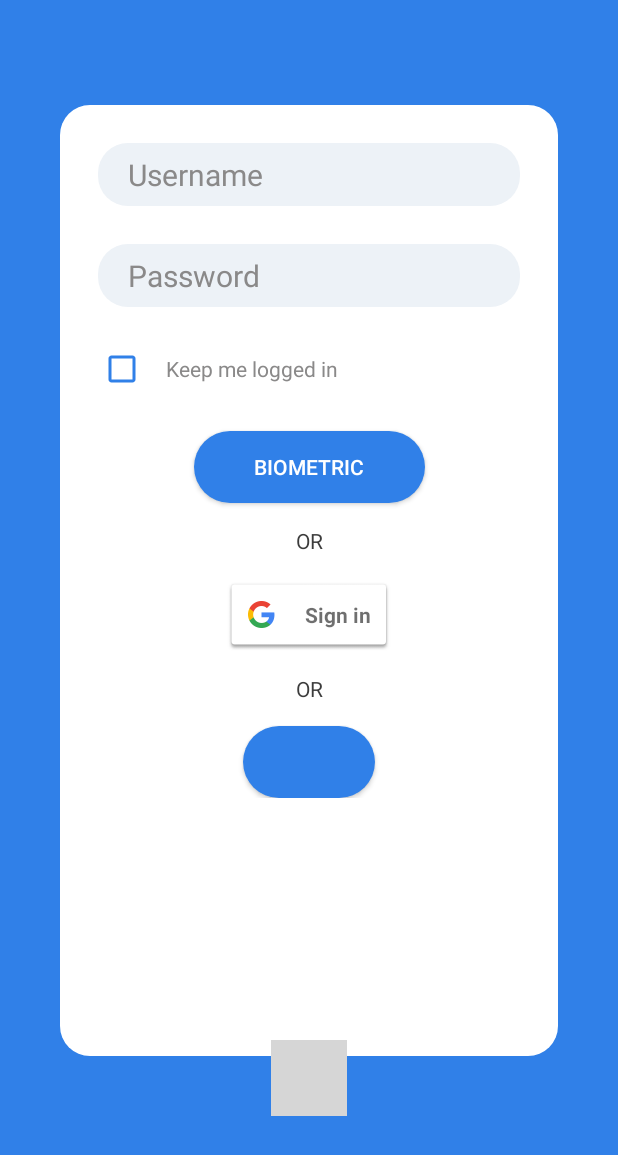
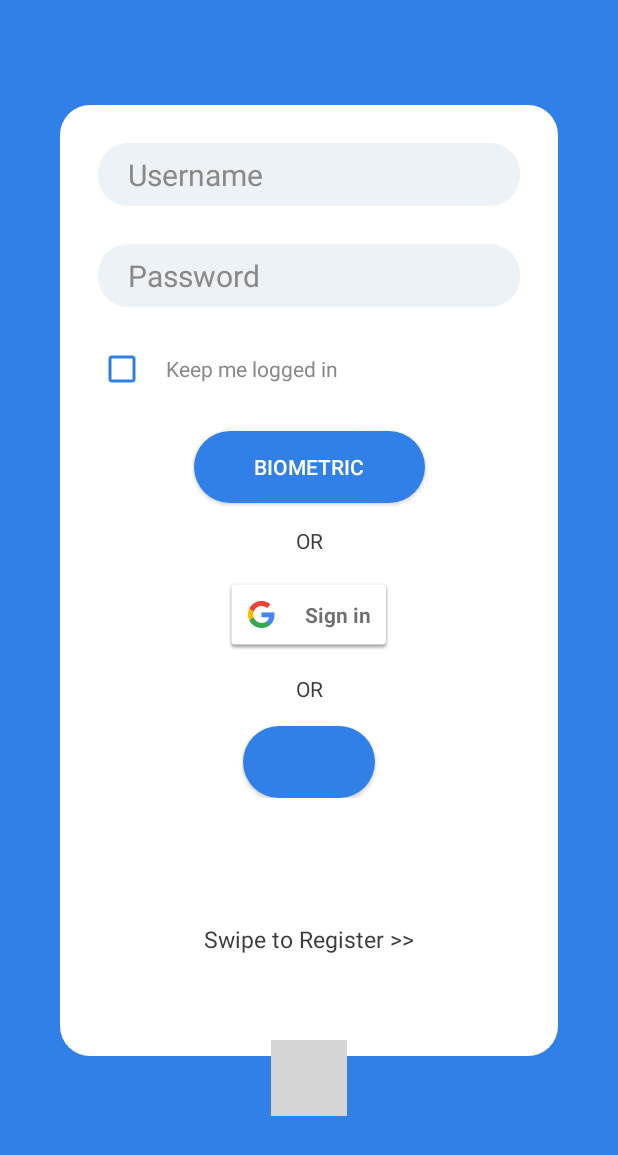
Before and after one commit to premraval-pr/EOR, an Android app: the screen it shows after launch (FirstActivity), on a phone screen of 412 x 824 dp. Shown: the top 1155 px of the screen. Run offline under Robolectric (Android 15) with nearby library versions, the phone set to English and light mode, and no system bars; libraries missing offline, so code that uses them is left out: com.facebook, com.facebook.login, com.viewpagerindicator; plain views replace CirclePageIndicator, LoginButton; pictures from the network do not load; 12 statements that could not run were skipped; grey boxes are pictures that could not be loaded.

```diff
--- a/app/src/main/java/com/example/eor/LoginFragmentActivity.java
+++ b/app/src/main/java/com/example/eor/LoginFragmentActivity.java
@@ -358,9 +358,6 @@ public class LoginFragmentActivity extends Fragment implements GoogleApiClient.O
             //Similarly you can get the email and photourl using acct.getEmail() and  acct.getPhotoUrl()
 
             if (acct.getAccount() != null) {
-
-
-
                 GoogleSignInAccount account = GoogleSignIn.getLastSignedInAccount(getContext());
                 if (account != null) {
                     Intent nextactivity = new Intent(getActivity(), SlidingDrawerActivity.class);
--- a/app/src/main/java/com/example/eor/SettingsFragment.java
+++ b/app/src/main/java/com/example/eor/SettingsFragment.java
@@ -15,6 +15,7 @@ import androidx.annotation.Nullable;
 import androidx.appcompat.app.AppCompatActivity;
 import androidx.fragment.app.Fragment;
 
+import com.facebook.login.LoginManager;
 import com.google.android.gms.auth.api.Auth;
 import com.google.android.gms.auth.api.signin.GoogleSignIn;
 import com.google.android.gms.auth.api.signin.GoogleSignInAccount;
@@ -81,4 +82,9 @@ public class SettingsFragment extends AppCompatActivity implements GoogleApiClie
     public void onConnectionFailed(@NonNull ConnectionResult connectionResult) {
 
     }
+
+    public void logoutFB(View view) {
+        LoginManager.getInstance().logOut();
+        __button_logout_google.performClick();
+    }
 }
--- a/app/src/main/res/layout/layout_signinfragment.xml
+++ b/app/src/main/res/layout/layout_signinfragment.xml
@@ -48,6 +48,7 @@
             android:id="@+id/__edittext_password_signin"
             android:textSize="20sp"
             android:hint="Password"
+            android:inputType="textPassword"
             android:textColorHint="@color/__hintColor"
             android:textColor="@color/__textColor"
             android:backgroundTint="@color/__inputBackground"
@@ -118,14 +119,29 @@
         <androidx.constraintlayout.widget.ConstraintLayout
             android:layout_width="match_parent"
             android:layout_height="wrap_content"
+            android:id="@+id/__constraintlayout__googleFB"
             app:layout_constraintTop_toBottomOf="@id/__textview_OR1"
             app:layout_constraintStart_toStartOf="parent"
             app:layout_constraintEnd_toEndOf="parent">
 
-            <include layout="@layout/login_facebook_google"/>
+            <include layout="@layout/login_facebook_google" />
 
 
         </androidx.constraintlayout.widget.ConstraintLayout>
+
+        <TextView
+            android:layout_width="wrap_content"
+            android:layout_height="wrap_content"
+            android:text="Swipe to Register >>"
+            android:id="@+id/__textview_SwipeToRegister"
+            android:layout_marginTop="15dp"
+            android:textSize="15sp"
+            android:textColor="@color/__textColor"
+            app:layout_constraintLeft_toLeftOf="parent"
+            app:layout_constraintBottom_toBottomOf="parent"
+            app:layout_constraintTop_toBottomOf="@id/__constraintlayout__googleFB"
+            app:layout_constraintRight_toRightOf="parent"/>
+
 
 
     </androidx.constraintlayout.widget.ConstraintLayout>
```
Also changed, not shown: app/src/main/java/com/example/eor/SignupFragmentActivity.java (+7 -4 lines), app/src/main/res/layout/fragment_settings.xml (+18 -0 lines).
